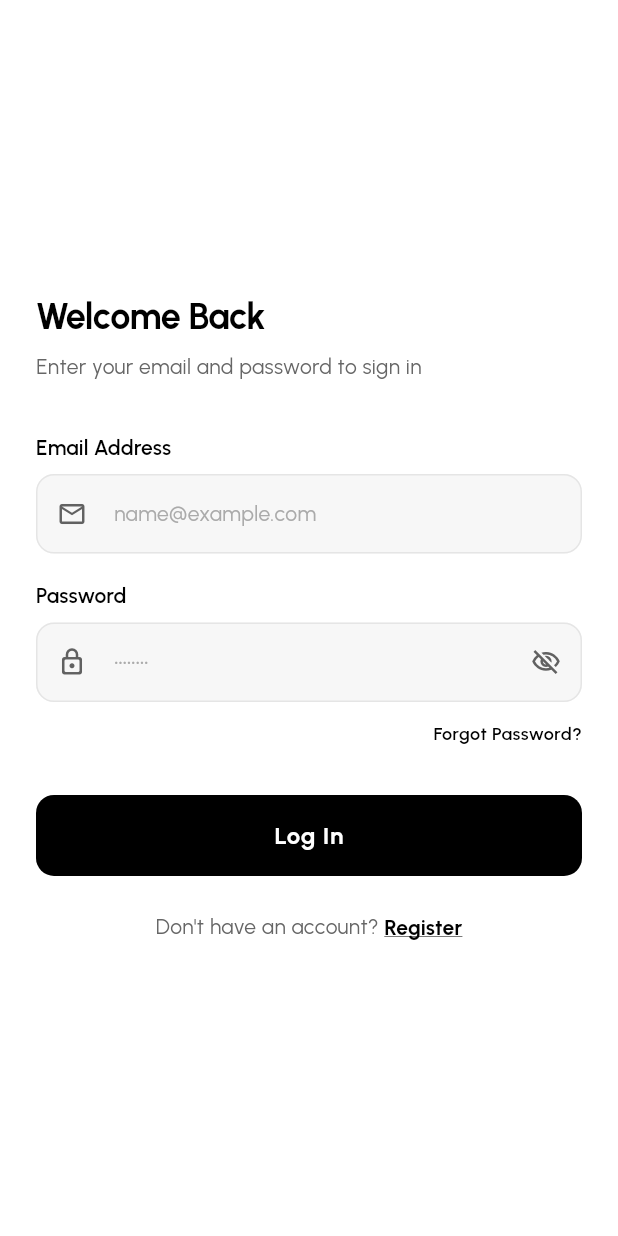
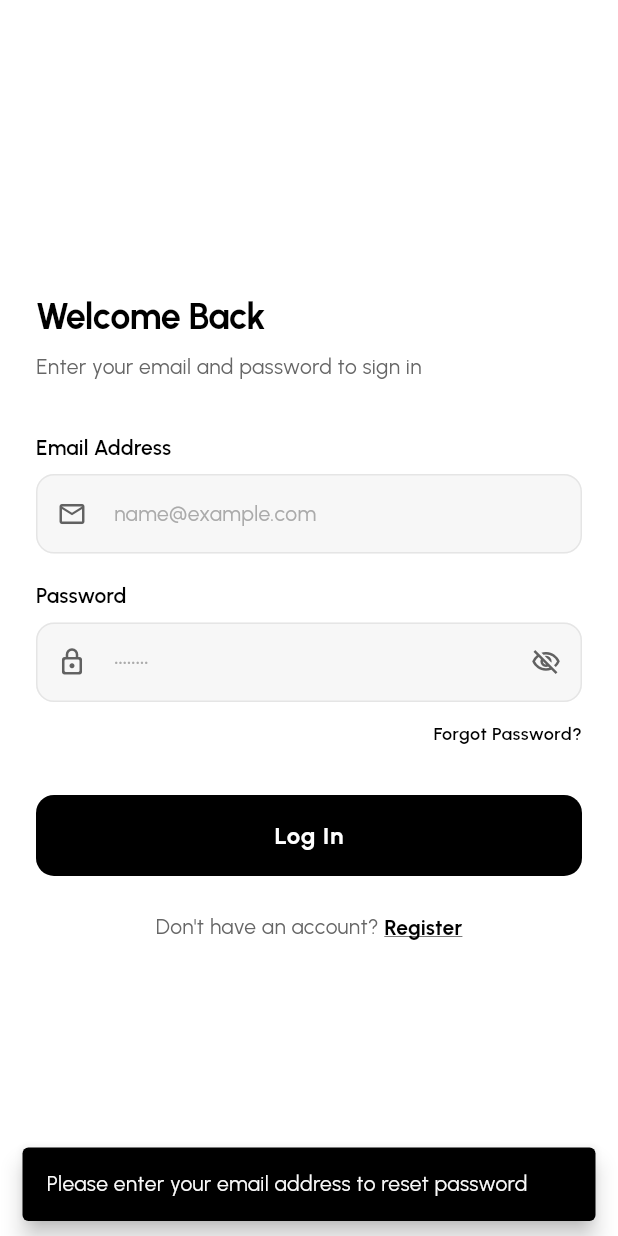
Before and after one commit to fathimathsafa/aurifyTask, a Flutter app: the screen it shows after launch, after a tap on "Register", after a tap on "Log In", after a tap on "Forgot Password?", on a phone screen of 412 x 824 dp. Run offline on Flutter 3.47's test engine with Material 3 defaults, Android fonts, the phone set to English and light mode, and no system bars; our stand-ins replace firebase_auth, firebase_core, google_fonts; accounts and stored records are empty.

Commit message:
registartion and login functionality added

```diff
--- /dev/null
+++ b/lib/core/services/auth_service.dart
@@ -0,0 +1,104 @@
+import 'package:firebase_auth/firebase_auth.dart';
+
+class AuthService {
+  AuthService._internal();
+  static final AuthService instance = AuthService._internal();
+  factory AuthService() => instance;
+
+  final FirebaseAuth _firebaseAuth = FirebaseAuth.instance;
+
+  FirebaseAuth get auth => _firebaseAuth;
+
+  User? get currentUser => _firebaseAuth.currentUser;
+
+  Stream<User?> get authStateChanges => _firebaseAuth.authStateChanges();
+
+  /// Sign up with email and password, and optionally set display name
+  Future<UserCredential> signUp({
+    required String email,
+    required String password,
+    String? name,
+  }) async {
+    try {
+      final UserCredential userCredential =
+          await _firebaseAuth.createUserWithEmailAndPassword(
+        email: email.trim(),
+        password: password,
+      );
+
+      if (name != null && name.trim().isNotEmpty) {
+        await userCredential.user?.updateDisplayName(name.trim());
+        await userCredential.user?.reload();
+      }
+
+      return userCredential;
+    } on FirebaseAuthException catch (e) {
+      throw getReadableAuthErrorMessage(e);
+    } catch (e) {
+      throw 'An unexpected error occurred. Please try again.';
+    }
+  }
+
+  /// Sign in with email and password
+  Future<UserCredential> signIn({
+    required String email,
+    required String password,
+  }) async {
+    try {
+      final UserCredential userCredential =
+          await _firebaseAuth.signInWithEmailAndPassword(
+        email: email.trim(),
+        password: password,
+      );
+      return userCredential;
+    } on FirebaseAuthException catch (e) {
+      throw getReadableAuthErrorMessage(e);
+    } catch (e) {
+      throw 'An unexpected error occurred. Please try again.';
+    }
+  }
+
+  /// Send password reset email
+  Future<void> sendPasswordResetEmail({required String email}) async {
+    try {
+      await _firebaseAuth.sendPasswordResetEmail(email: email.trim());
+    } on FirebaseAuthException catch (e) {
+      throw getReadableAuthErrorMessage(e);
+    } catch (e) {
+      throw 'An unexpected error occurred. Please try again.';
+    }
+  }
+
+  /// Sign out current user
+  Future<void> signOut() async {
+    await _firebaseAuth.signOut();
+  }
+
+  /// Convert Firebase Auth exception codes into user-friendly messages
+  static String getReadableAuthErrorMessage(FirebaseAuthException e) {
+    switch (e.code) {
+      case 'email-already-in-use':
+        return 'This email is already registered. Please log in instead.';
+      case 'invalid-email':
+        return 'The email address is invalid. Please check and try again.';
+      case 'operation-not-allowed':
+        return 'Email/Password sign-in is not enabled in Firebase Console.';
+      case 'weak-password':
+        return 'The password is too weak. Please choose a stronger password.';
+      case 'user-disabled':
+        return 'This user account has been disabled.';
+      case 'user-not-found':
+        return 'No user found with this email. Please register first.';
+      case 'wrong-password':
+        return 'Incorrect password. Please try again.';
+      case 'invalid-credential':
+        return 'Invalid email or password. Please verify your credentials.';
+      case 'too-many-requests':
+        return 'Too many attempts. Please wait a moment and try again.';
+      case 'network-request-failed':
+        return 'Network error. Please check your internet connection.';
+      default:
+        return e.message ?? 'Authentication error occurred. Please try again.';
+    }
+  }
+}
--- a/lib/features/login_screen/controller/login_controller.dart
+++ b/lib/features/login_screen/controller/login_controller.dart
@@ -1,11 +1,14 @@
 import 'package:flutter/material.dart';
 import '../../../core/routes/app_routes.dart';
+import '../../../core/services/auth_service.dart';
 
 class LoginController extends ChangeNotifier {
   final GlobalKey<FormState> formKey = GlobalKey<FormState>();
 
   final TextEditingController emailController = TextEditingController();
   final TextEditingController passwordController = TextEditingController();
+
+  final AuthService _authService = AuthService.instance;
 
   bool _isPasswordObscured = true;
   bool _isLoading = false;
@@ -48,12 +51,69 @@ class LoginController extends ChangeNotifier {
     if (formKey.currentState?.validate() ?? false) {
       setLoading(true);
 
-      await Future.delayed(const Duration(seconds: 2));
+      try {
+        await _authService.signIn(
+          email: emailController.text,
+          password: passwordController.text,
+        );
 
-      setLoading(false);
+        setLoading(false);
 
+        if (context.mounted) {
+          Navigator.pushNamedAndRemoveUntil(
+            context,
+            AppRoutes.home,
+            (route) => false,
+          );
+        }
+      } catch (errorMessage) {
+        setLoading(false);
+
+        if (context.mounted) {
+          ScaffoldMessenger.of(context).showSnackBar(
+            SnackBar(
+              content: Text(errorMessage.toString()),
+              backgroundColor: Colors.redAccent,
+              behavior: SnackBarBehavior.floating,
+            ),
+          );
+        }
+      }
+    }
+  }
+
+  Future<void> forgotPassword(BuildContext context) async {
+    final email = emailController.text.trim();
+    if (email.isEmpty) {
+      ScaffoldMessenger.of(context).showSnackBar(
+        const SnackBar(
+          content: Text('Please enter your email address to reset password'),
+          behavior: SnackBarBehavior.floating,
+        ),
+      );
+      return;
+    }
+
+    try {
+      await _authService.sendPasswordResetEmail(email: email);
       if (context.mounted) {
-        Navigator.pushReplacementNamed(context, AppRoutes.home);
+        ScaffoldMessenger.of(context).showSnackBar(
+          SnackBar(
+            content: Text('Password reset link sent to $email'),
+            backgroundColor: Colors.green,
+            behavior: SnackBarBehavior.floating,
+          ),
+        );
+      }
+    } catch (errorMessage) {
+      if (context.mounted) {
+        ScaffoldMessenger.of(context).showSnackBar(
+          SnackBar(
+            content: Text(errorMessage.toString()),
+            backgroundColor: Colors.redAccent,
+            behavior: SnackBarBehavior.floating,
+          ),
+        );
       }
     }
   }
--- a/lib/features/login_screen/view/login_screen.dart
+++ b/lib/features/login_screen/view/login_screen.dart
@@ -76,8 +76,7 @@ class LoginScreen extends StatelessWidget {
                         Align(
                           alignment: Alignment.centerRight,
                           child: TextButton(
-                            onPressed: () {
-                            },
+                            onPressed: () => controller.forgotPassword(context),
                             style: TextButton.styleFrom(
                               padding: EdgeInsets.zero,
                               minimumSize: Size.zero,
--- a/lib/features/registration_screen/controller/registration_controller.dart
+++ b/lib/features/registration_screen/controller/registration_controller.dart
@@ -1,5 +1,6 @@
 import 'package:flutter/material.dart';
 import '../../../core/routes/app_routes.dart';
+import '../../../core/services/auth_service.dart';
 
 class RegistrationController extends ChangeNotifier {
   final GlobalKey<FormState> formKey = GlobalKey<FormState>();
@@ -8,6 +9,8 @@ class RegistrationController extends ChangeNotifier {
   final TextEditingController emailController = TextEditingController();
   final TextEditingController phoneController = TextEditingController();
   final TextEditingController passwordController = TextEditingController();
+
+  final AuthService _authService = AuthService.instance;
 
   bool _isPasswordObscured = true;
   bool _isLoading = false;
@@ -70,12 +73,40 @@ class RegistrationController extends ChangeNotifier {
     if (formKey.currentState?.validate() ?? false) {
       setLoading(true);
 
-      await Future.delayed(const Duration(seconds: 2));
+      try {
+        await _authService.signUp(
+          email: emailController.text,
+          password: passwordController.text,
+          name: nameController.text,
+        );
 
-      setLoading(false);
+        setLoading(false);
 
-      if (context.mounted) {
-        Navigator.pushReplacementNamed(context, AppRoutes.home);
+        if (context.mounted) {
+          ScaffoldMessenger.of(context).showSnackBar(
+            const SnackBar(
+              content: Text('Account created successfully!'),
+              backgroundColor: Colors.green,
+            ),
+          );
+          Navigator.pushNamedAndRemoveUntil(
+            context,
+            AppRoutes.home,
+            (route) => false,
+          );
+        }
+      } catch (errorMessage) {
+        setLoading(false);
+
+        if (context.mounted) {
+          ScaffoldMessenger.of(context).showSnackBar(
+            SnackBar(
+              content: Text(errorMessage.toString()),
+              backgroundColor: Colors.redAccent,
+              behavior: SnackBarBehavior.floating,
+            ),
+          );
+        }
       }
     }
   }
--- a/lib/main.dart
+++ b/lib/main.dart
@@ -1,7 +1,14 @@
+import 'package:firebase_core/firebase_core.dart';
 import 'package:flutter/material.dart';
 import 'core/app_config/app_config.dart';
+import 'core/services/auth_service.dart';
+import 'firebase_options.dart';
 
-void main() {
+void main() async {
+  WidgetsFlutterBinding.ensureInitialized();
+  await Firebase.initializeApp(
+    options: DefaultFirebaseOptions.currentPlatform,
+  );
   runApp(const MyApp());
 }
 
@@ -10,13 +17,15 @@ class MyApp extends StatelessWidget {
 
   @override
   Widget build(BuildContext context) {
+    final bool isLoggedIn = AuthService.instance.currentUser != null;
+
     return MaterialApp(
       title: 'Aurify Task',
       debugShowCheckedModeBanner: false,
       theme: AppTheme.theme,
       themeMode: ThemeMode.light,
       navigatorKey: AppRouter.navigatorKey,
-      initialRoute: AppRoutes.initial,
+      initialRoute: isLoggedIn ? AppRoutes.home : AppRoutes.initial,
       onGenerateRoute: AppRouter.onGenerateRoute,
     );
   }
```
Also changed, not shown: lib/features/profile_screen/controller/profile_controller.dart (+30 -6 lines).
